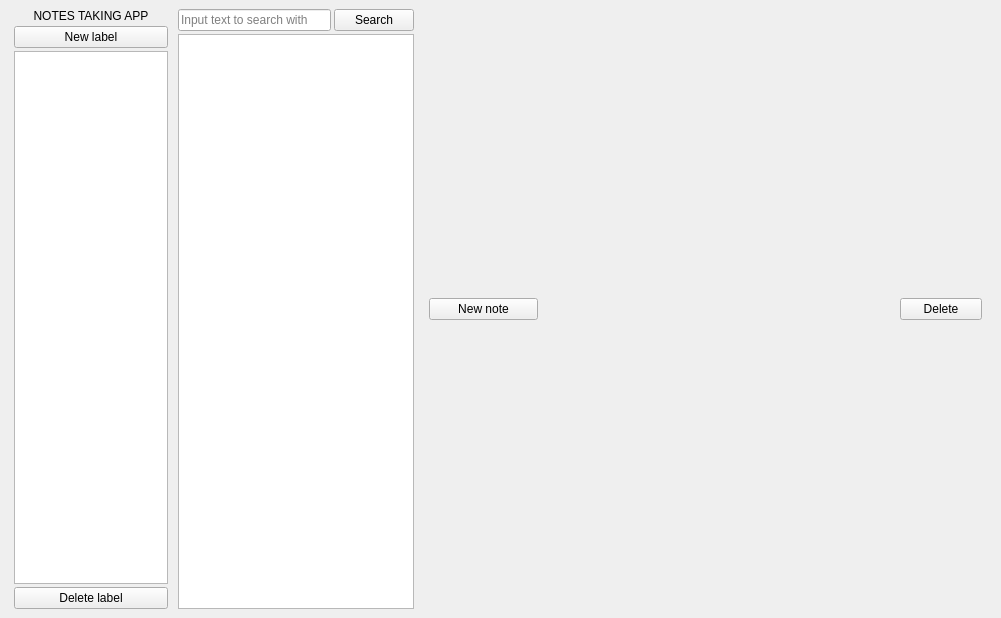
SuperSolik/gui_1h2020-notes-app, file temp_resources/mainwindow.ui: the form before one commit.
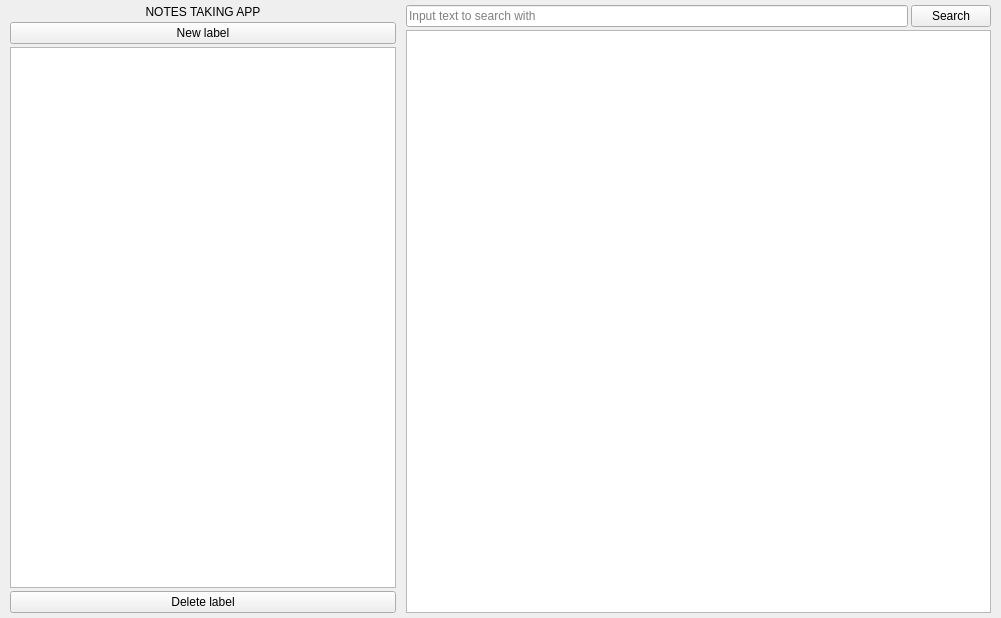
The form after the commit.

Commit message: #11 note widget updated

Patch:
```diff
--- a/temp_resources/mainwindow.ui
+++ b/temp_resources/mainwindow.ui
@@ -14,10 +14,22 @@
    <string>MainWindow</string>
   </property>
   <widget class="QWidget" name="centralwidget">
-   <layout class="QHBoxLayout" name="horizontalLayout" stretch="2,3,7">
+   <layout class="QHBoxLayout" name="horizontalLayout" stretch="2,3">
     <property name="spacing">
      <number>0</number>
     </property>
+    <property name="leftMargin">
+     <number>5</number>
+    </property>
+    <property name="topMargin">
+     <number>5</number>
+    </property>
+    <property name="rightMargin">
+     <number>5</number>
+    </property>
+    <property name="bottomMargin">
+     <number>5</number>
+    </property>
     <item>
      <widget class="QWidget" name="labelsWidget" native="true">
       <layout class="QVBoxLayout" name="verticalLayout" stretch="0,0,12,0">
@@ -208,74 +220,6 @@
       </layout>
      </widget>
     </item>
-    <item>
-     <layout class="QVBoxLayout" name="noteLayout">
-      <property name="spacing">
-       <number>0</number>
-      </property>
-      <property name="leftMargin">
-       <number>5</number>
-      </property>
-      <property name="topMargin">
-       <number>0</number>
-      </property>
-      <property name="rightMargin">
-       <number>5</number>
-      </property>
-      <property name="bottomMargin">
-       <number>0</number>
-      </property>
-      <item>
-       <layout class="QHBoxLayout" name="noteBar" stretch="4,10,3,3">
-        <property name="spacing">
-         <number>3</number>
-        </property>
-        <property name="leftMargin">
-         <number>5</number>
-        </property>
-        <property name="topMargin">
-         <number>0</number>
-        </property>
-        <property name="rightMargin">
-         <number>5</number>
-        </property>
-        <property name="bottomMargin">
-         <number>0</number>
-        </property>
-        <item>
-         <widget class="QPushButton" name="newNoteBtn">
-          <property name="text">
-           <string>New note</string>
-          </property>
-         </widget>
-        </item>
-        <item>
-         <spacer name="spacer">
-          <property name="orientation">
-           <enum>Qt::Horizontal</enum>
-          </property>
-          <property name="sizeHint" stdset="0">
-           <size>
-            <width>40</width>
-            <height>20</height>
-           </size>
-          </property>
-         </spacer>
-        </item>
-        <item>
-         <widget class="QWidget" name="modePlaceBtn" native="true"/>
-        </item>
-        <item>
-         <widget class="QPushButton" name="deleteNoteBtn">
-          <property name="text">
-           <string>Delete</string>
-          </property>
-         </widget>
-        </item>
-       </layout>
-      </item>
-     </layout>
-    </item>
    </layout>
   </widget>
  </widget>
```
The commit also changes 3 other files.
